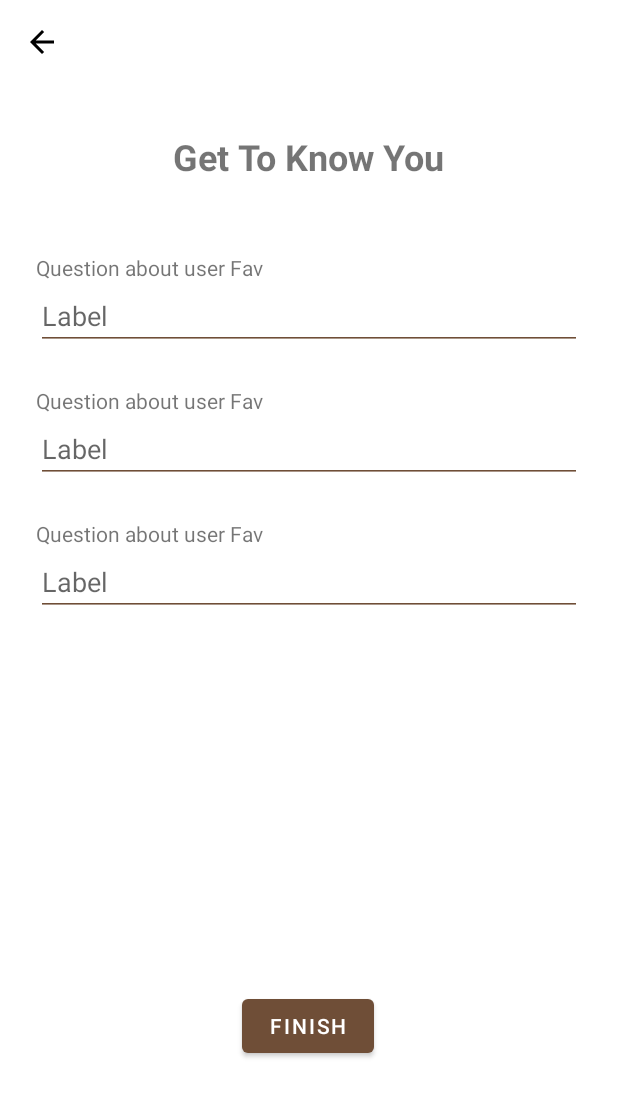
After one commit to Eylon-42/coffeefee, an Android app built with Jetpack Compose: the GetToKnowYouFragment screen opened through its navigation route, on a phone screen of 412 x 824 dp. The commit adds this screen. Shown: the top 1097 px of the screen. Run offline under Robolectric (Android 15) with nearby library versions, the phone set to English and light mode, and no system bars.

Commit message:
Create GetToKnowYou page after registration and finish with navigate to login page

```diff
--- a/app/src/main/java/com/eaor/coffeefee/AuthActivity.kt
+++ b/app/src/main/java/com/eaor/coffeefee/AuthActivity.kt
@@ -1,24 +1,19 @@
 package com.eaor.coffeefee
 
-import android.content.Intent
 import android.os.Bundle
 import androidx.appcompat.app.AppCompatActivity
-import androidx.fragment.app.FragmentTransaction
-import com.eaor.coffeefee.fragments.SignInFragment
+import androidx.navigation.fragment.NavHostFragment
+import com.eaor.coffeefee.R
 
 class AuthActivity : AppCompatActivity() {
 
     override fun onCreate(savedInstanceState: Bundle?) {
         super.onCreate(savedInstanceState)
-        setContentView(R.layout.activity_auth) // Create layout for AuthActivity
+        setContentView(R.layout.activity_auth)
 
-        // Initially load the login fragment
-        if (savedInstanceState == null) {
-            val loginFragment = SignInFragment()// Load your SignInFragment first
-            supportFragmentManager.beginTransaction()
-                .replace(R.id.auth_fragment_container, loginFragment)
-                .commit()
-        }
+        // Set up Navigation
+        val navHostFragment = supportFragmentManager
+            .findFragmentById(R.id.auth_nav_host_fragment) as NavHostFragment
+        val navController = navHostFragment.navController
     }
-
 }
--- /dev/null
+++ b/app/src/main/java/com/eaor/coffeefee/fragments/GetToKnowYouFragment.kt
@@ -0,0 +1,95 @@
+package com.eaor.coffeefee.fragments
+
+import android.content.res.Configuration
+import android.os.Bundle
+import android.view.LayoutInflater
+import android.view.View
+import android.view.ViewGroup
+import android.widget.Button
+import android.widget.EditText
+import android.widget.ImageButton
+import androidx.activity.OnBackPressedCallback
+import androidx.fragment.app.Fragment
+import androidx.navigation.fragment.findNavController
+import com.eaor.coffeefee.R
+
+class GetToKnowYouFragment : Fragment() {
+    private lateinit var answer1EditText: EditText
+    private lateinit var answer2EditText: EditText
+    private lateinit var answer3EditText: EditText
+    private lateinit var nextButton: Button
+    private lateinit var backButton: ImageButton
+
+    override fun onCreateView(
+        inflater: LayoutInflater,
+        container: ViewGroup?,
+        savedInstanceState: Bundle?
+    ): View? {
+        return inflater.inflate(R.layout.fragment_get_to_know_you, container, false)
+    }
+
+    override fun onViewCreated(view: View, savedInstanceState: Bundle?) {
+        super.onViewCreated(view, savedInstanceState)
+
+        // Initialize views
+        answer1EditText = view.findViewById(R.id.etAnswer1)
+        answer2EditText = view.findViewById(R.id.etAnswer2)
+        answer3EditText = view.findViewById(R.id.etAnswer3)
+        nextButton = view.findViewById(R.id.btnNext)
+        backButton = view.findViewById(R.id.btnBack)
+
+        // Set back button color based on current theme
+        updateBackButtonForTheme()
+
+        // Handle back button click
+        backButton.setOnClickListener {
+            findNavController().navigateUp()
+        }
+
+        // Handle system back button
+        requireActivity().onBackPressedDispatcher.addCallback(viewLifecycleOwner, object : OnBackPressedCallback(true) {
+            override fun handleOnBackPressed() {
+                findNavController().navigateUp()
+            }
+        })
+
+        nextButton.setOnClickListener {
+            if (validateAnswers()) {
+                // Navigate to login fragment
+                findNavController().navigate(R.id.action_getToKnowYouFragment_to_signInFragment)
+            }
+        }
+    }
+
+    override fun onConfigurationChanged(newConfig: Configuration) {
+        super.onConfigurationChanged(newConfig)
+        updateBackButtonForTheme()
+    }
+
+    private fun updateBackButtonForTheme() {
+        val isDarkTheme = resources.configuration.uiMode and Configuration.UI_MODE_NIGHT_MASK == Configuration.UI_MODE_NIGHT_YES
+        backButton.imageTintList = resources.getColorStateList(
+            if (isDarkTheme) android.R.color.white else android.R.color.black,
+            requireContext().theme
+        )
+    }
+
+    private fun validateAnswers(): Boolean {
+        var isValid = true
+
+        if (answer1EditText.text.toString().isEmpty()) {
+            answer1EditText.error = "Please answer this question"
+            isValid = false
+        }
+        if (answer2EditText.text.toString().isEmpty()) {
+            answer2EditText.error = "Please answer this question"
+            isValid = false
+        }
+        if (answer3EditText.text.toString().isEmpty()) {
+            answer3EditText.error = "Please answer this question"
+            isValid = false
+        }
+
+        return isValid
+    }
+}
--- a/app/src/main/java/com/eaor/coffeefee/fragments/RegisterFragment.kt
+++ b/app/src/main/java/com/eaor/coffeefee/fragments/RegisterFragment.kt
@@ -1,6 +1,5 @@
 package com.eaor.coffeefee.fragments
 
-import android.content.Intent
 import android.os.Bundle
 import android.view.LayoutInflater
 import android.view.View
@@ -9,7 +8,7 @@ import android.widget.Button
 import android.widget.EditText
 import android.widget.Toast
 import androidx.fragment.app.Fragment
-import com.eaor.coffeefee.MainActivity
+import androidx.navigation.fragment.findNavController
 import com.eaor.coffeefee.R
 
 class RegisterFragment : Fragment() {
@@ -49,10 +48,8 @@ class RegisterFragment : Fragment() {
             if (validateInput(name, email, password, confirmPassword)) {
                 // Check credentials
                 if (email == "test@example.com" && password == "password123") {
-                    // Successfully logged in, navigate to MainActivity
-                    val intent = Intent(activity, MainActivity::class.java)
-                    startActivity(intent)
-                    activity?.finish() // Close the RegisterActivity
+                    // Navigate to GetToKnowYou fragment
+                    findNavController().navigate(R.id.action_registerFragment_to_getToKnowYouFragment)
                 } else {
                     // Invalid credentials
                     Toast.makeText(context, "Invalid email or password", Toast.LENGTH_SHORT).show()
@@ -62,7 +59,7 @@ class RegisterFragment : Fragment() {
 
         backToSignInButton.setOnClickListener {
             // Go back to SignInFragment
-            parentFragmentManager.popBackStack()
+            findNavController().navigateUp()
         }
     }
 
--- a/app/src/main/java/com/eaor/coffeefee/fragments/SignInFragment.kt
+++ b/app/src/main/java/com/eaor/coffeefee/fragments/SignInFragment.kt
@@ -9,6 +9,7 @@ import android.widget.Button
 import android.widget.EditText
 import android.widget.Toast
 import androidx.fragment.app.Fragment
+import androidx.navigation.fragment.findNavController
 import com.eaor.coffeefee.MainActivity
 import com.eaor.coffeefee.R
 
@@ -55,11 +56,8 @@ class SignInFragment : Fragment() {
         }
 
         registerButton.setOnClickListener {
-            // Navigate to RegisterFragment
-            parentFragmentManager.beginTransaction()
-                .replace(R.id.auth_fragment_container, RegisterFragment())  // Correct container ID
-                .addToBackStack(null) // Add this transaction to the back stack
-                .commit()
+            // Navigate to RegisterFragment using Navigation component
+            findNavController().navigate(R.id.action_signInFragment_to_registerFragment)
         }
     }
 
--- /dev/null
+++ b/app/src/main/res/color/back_arrow_color.xml
@@ -0,0 +1,5 @@
+<?xml version="1.0" encoding="utf-8"?>
+<selector xmlns:android="http://schemas.android.com/apk/res/android">
+    <item android:color="@android:color/white" android:state_enabled="true" />
+    <item android:color="@android:color/black" android:state_enabled="false" />
+</selector>
--- a/app/src/main/res/drawable/ic_arrow_back.xml
+++ b/app/src/main/res/drawable/ic_arrow_back.xml
@@ -1,8 +1,10 @@
+<?xml version="1.0" encoding="utf-8"?>
 <vector xmlns:android="http://schemas.android.com/apk/res/android"
     android:width="24dp"
     android:height="24dp"
     android:viewportWidth="24"
-    android:viewportHeight="24">
+    android:viewportHeight="24"
+    android:tint="?attr/colorControlNormal">
     <path
         android:fillColor="@android:color/white"
         android:pathData="M20,11H7.83l5.59,-5.59L12,4l-8,8 8,8 1.41,-1.41L7.83,13H20v-2z"/>
--- a/app/src/main/res/layout/activity_auth.xml
+++ b/app/src/main/res/layout/activity_auth.xml
@@ -1,12 +1,20 @@
 <?xml version="1.0" encoding="utf-8"?>
-<LinearLayout xmlns:android="http://schemas.android.com/apk/res/android"
+<androidx.constraintlayout.widget.ConstraintLayout
+    xmlns:android="http://schemas.android.com/apk/res/android"
+    xmlns:app="http://schemas.android.com/apk/res-auto"
     android:layout_width="match_parent"
-    android:layout_height="match_parent"
-    android:orientation="vertical">
+    android:layout_height="match_parent">
 
-    <!-- Container for loading the fragments -->
-    <FrameLayout
-        android:id="@+id/auth_fragment_container"
-        android:layout_width="match_parent"
-        android:layout_height="match_parent" />
-</LinearLayout>
+    <androidx.fragment.app.FragmentContainerView
+        android:id="@+id/auth_nav_host_fragment"
+        android:name="androidx.navigation.fragment.NavHostFragment"
+        android:layout_width="0dp"
+        android:layout_height="0dp"
+        app:layout_constraintLeft_toLeftOf="parent"
+        app:layout_constraintRight_toRightOf="parent"
+        app:layout_constraintTop_toTopOf="parent"
+        app:layout_constraintBottom_toBottomOf="parent"
+        app:defaultNavHost="true"
+        app:navGraph="@navigation/auth_nav_graph" />
+
+</androidx.constraintlayout.widget.ConstraintLayout>
--- /dev/null
+++ b/app/src/main/res/layout/fragment_get_to_know_you.xml
@@ -0,0 +1,106 @@
+<?xml version="1.0" encoding="utf-8"?>
+<androidx.constraintlayout.widget.ConstraintLayout
+    xmlns:android="http://schemas.android.com/apk/res/android"
+    xmlns:app="http://schemas.android.com/apk/res-auto"
+    android:layout_width="match_parent"
+    android:layout_height="match_parent">
+
+    <ImageButton
+        android:id="@+id/btnBack"
+        android:layout_width="48dp"
+        android:layout_height="48dp"
+        android:layout_marginStart="4dp"
+        android:layout_marginTop="4dp"
+        android:background="?attr/selectableItemBackgroundBorderless"
+        android:contentDescription="Back"
+        android:src="@drawable/ic_arrow_back"
+        app:layout_constraintStart_toStartOf="parent"
+        app:layout_constraintTop_toTopOf="parent" />
+
+    <TextView
+        android:id="@+id/tvTitle"
+        android:layout_width="wrap_content"
+        android:layout_height="wrap_content"
+        android:layout_marginTop="88dp"
+        android:text="Get To Know You"
+        android:textSize="24sp"
+        android:textStyle="bold"
+        app:layout_constraintEnd_toEndOf="parent"
+        app:layout_constraintStart_toStartOf="parent"
+        app:layout_constraintTop_toTopOf="parent" />
+
+    <TextView
+        android:id="@+id/tvQuestion1"
+        android:layout_width="0dp"
+        android:layout_height="wrap_content"
+        android:text="Question about user Fav"
+        android:layout_marginTop="48dp"
+        android:layout_marginHorizontal="24dp"
+        app:layout_constraintTop_toBottomOf="@id/tvTitle"
+        app:layout_constraintStart_toStartOf="parent"
+        app:layout_constraintEnd_toEndOf="parent"/>
+
+    <EditText
+        android:id="@+id/etAnswer1"
+        android:layout_width="0dp"
+        android:layout_height="wrap_content"
+        android:hint="Label"
+        android:layout_marginHorizontal="24dp"
+        app:layout_constraintTop_toBottomOf="@id/tvQuestion1"
+        app:layout_constraintStart_toStartOf="parent"
+        app:layout_constraintEnd_toEndOf="parent"/>
+
+    <TextView
+        android:id="@+id/tvQuestion2"
+        android:layout_width="0dp"
+        android:layout_height="wrap_content"
+        android:text="Question about user Fav"
+        android:layout_marginTop="24dp"
+        android:layout_marginHorizontal="24dp"
+        app:layout_constraintTop_toBottomOf="@id/etAnswer1"
+        app:layout_constraintStart_toStartOf="parent"
+        app:layout_constraintEnd_toEndOf="parent"/>
+
+    <EditText
+        android:id="@+id/etAnswer2"
+        android:layout_width="0dp"
+        android:layout_height="wrap_content"
+        android:hint="Label"
+        android:layout_marginHorizontal="24dp"
+        app:layout_constraintTop_toBottomOf="@id/tvQuestion2"
+        app:layout_constraintStart_toStartOf="parent"
+        app:layout_constraintEnd_toEndOf="parent"/>
+
+    <TextView
+        android:id="@+id/tvQuestion3"
+        android:layout_width="0dp"
+        android:layout_height="wrap_content"
+        android:text="Question about user Fav"
+        android:layout_marginTop="24dp"
+        android:layout_marginHorizontal="24dp"
+        app:layout_constraintTop_toBottomOf="@id/etAnswer2"
+        app:layout_constraintStart_toStartOf="parent"
+        app:layout_constraintEnd_toEndOf="parent"/>
+
+    <EditText
+        android:id="@+id/etAnswer3"
+        android:layout_width="0dp"
+        android:layout_height="wrap_content"
+        android:hint="Label"
+        android:layout_marginHorizontal="24dp"
+        app:layout_constraintTop_toBottomOf="@id/tvQuestion3"
+        app:layout_constraintStart_toStartOf="parent"
+        app:layout_constraintEnd_toEndOf="parent"/>
+
+    <Button
+        android:id="@+id/btnNext"
+        android:layout_width="wrap_content"
+        android:layout_height="wrap_content"
+        android:layout_marginBottom="116dp"
+        android:text="Finish"
+        app:layout_constraintBottom_toBottomOf="parent"
+        app:layout_constraintEnd_toEndOf="parent"
+        app:layout_constraintHorizontal_bias="0.498"
+        app:layout_constraintStart_toStartOf="parent" />
+
+</androidx.constraintlayout.widget.ConstraintLayout>
--- a/app/src/main/res/navigation/auth_nav_graph.xml
+++ b/app/src/main/res/navigation/auth_nav_graph.xml
@@ -18,8 +18,19 @@
         android:name="com.eaor.coffeefee.fragments.RegisterFragment"
         android:label="RegisterFragment">
         <action
-            android:id="@+id/action_registerFragment_to_signInFragment"
-            app:destination="@id/signInFragment" />
+            android:id="@+id/action_registerFragment_to_getToKnowYouFragment"
+            app:destination="@id/getToKnowYouFragment" />
+    </fragment>
+
+    <fragment
+        android:id="@+id/getToKnowYouFragment"
+        android:name="com.eaor.coffeefee.fragments.GetToKnowYouFragment"
+        android:label="GetToKnowYouFragment">
+        <action
+            android:id="@+id/action_getToKnowYouFragment_to_signInFragment"
+            app:destination="@id/signInFragment"
+            app:popUpTo="@id/signInFragment"
+            app:popUpToInclusive="true" />
     </fragment>
 
 </navigation>
```
